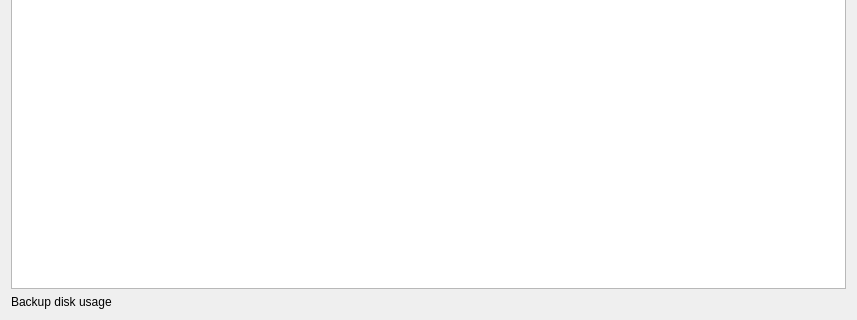
codestation/qcma, file backupmanagerform.ui: the form before one commit; both pictures show x 0 to 857 and y 158 to 478 of the 857 by 478 pixel window.
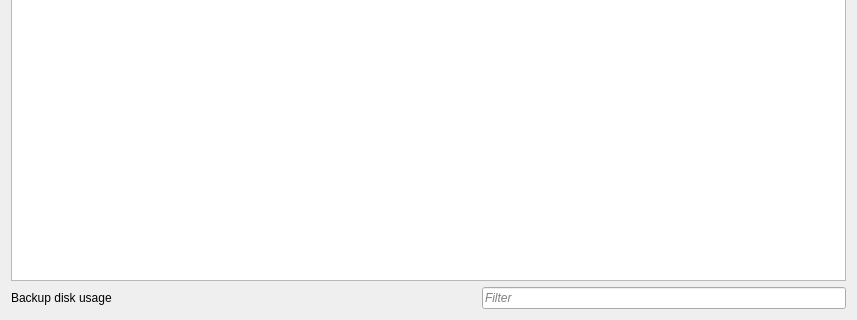
The form after the commit. Custom widgets are drawn as their Qt base class.

Commit message: Merged feature-filter into master

```diff
--- a/backupmanagerform.ui
+++ b/backupmanagerform.ui
@@ -100,10 +100,40 @@
        </property>
       </widget>
      </item>
+     <item>
+      <spacer name="horizontalSpacer">
+       <property name="orientation">
+        <enum>Qt::Horizontal</enum>
+       </property>
+       <property name="sizeHint" stdset="0">
+        <size>
+         <width>40</width>
+         <height>20</height>
+        </size>
+       </property>
+      </spacer>
+     </item>
+     <item>
+      <widget class="FilterLineEdit" name="filterLineEdit">
+       <property name="styleSheet">
+        <string notr="true">color:gray;font-style:italic</string>
+       </property>
+       <property name="text">
+        <string>Filter</string>
+       </property>
+      </widget>
+     </item>
     </layout>
    </item>
   </layout>
  </widget>
+ <customwidgets>
+  <customwidget>
+   <class>FilterLineEdit</class>
+   <extends>QLineEdit</extends>
+   <header>filterlineedit.h</header>
+  </customwidget>
+ </customwidgets>
  <resources/>
  <connections/>
 </ui>
```
The commit also changes 9 other files.
